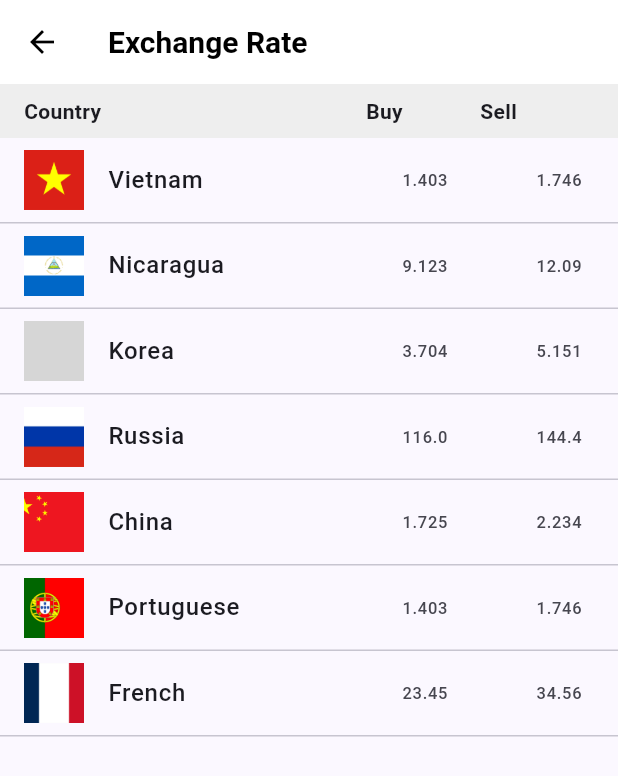
After one commit to tunaIT/Banking_Mobile, a Flutter app: the ExchangeRatePage screen opened directly, on a phone screen of 412 x 824 dp. The commit adds this screen. Shown: the top 776 px of the screen. Run offline on Flutter 3.47's test engine with Material 3 defaults, Android fonts, the phone set to English and light mode, and no system bars; grey boxes are pictures that could not be loaded.

Commit message:
chỉnh sửa và thêm exchange_rate

```diff
--- /dev/null
+++ b/fe/lib/screens/exchange_rate.dart
@@ -0,0 +1,169 @@
+import 'package:flutter/material.dart';
+
+void main() {
+  runApp(const MyApp());
+}
+
+class MyApp extends StatelessWidget {
+  const MyApp({super.key});
+
+  @override
+  Widget build(BuildContext context) {
+    return MaterialApp(
+      debugShowCheckedModeBanner: false,
+      title: 'Exchange Rate',
+      theme: ThemeData(
+        primarySwatch: Colors.blue,
+      ),
+      home: const ExchangeRatePage(),
+    );
+  }
+}
+
+class ExchangeRatePage extends StatefulWidget {
+  const ExchangeRatePage({super.key});
+
+  @override
+  State<ExchangeRatePage> createState() => _ExchangeRatePageState();
+}
+
+class _ExchangeRatePageState extends State<ExchangeRatePage> {
+  // Danh sách tỷ giá
+  final List<Map<String, dynamic>> _exchangeRates = [
+    {
+      'country': 'Vietnam',
+      'flag': 'lib/images/flag_vietnam.png',
+      'buy': '1.403',
+      'sell': '1.746',
+    },
+    {
+      'country': 'Nicaragua',
+      'flag': 'lib/images/flag_nicaragua.png',
+      'buy': '9.123',
+      'sell': '12.09',
+    },
+    {
+      'country': 'Korea',
+      'flag': 'lib/images/flag_korea.png',
+      'buy': '3.704',
+      'sell': '5.151',
+    },
+    {
+      'country': 'Russia',
+      'flag': 'lib/images/flag_russia.png',
+      'buy': '116.0',
+      'sell': '144.4',
+    },
+    {
+      'country': 'China',
+      'flag': 'lib/images/flag_china.png',
+      'buy': '1.725',
+      'sell': '2.234',
+    },
+    {
+      'country': 'Portuguese',
+      'flag': 'lib/images/flag_portuguese.png',
+      'buy': '1.403',
+      'sell': '1.746',
+    },
+    {
+      'country': 'French',
+      'flag': 'lib/images/flag_french.png',
+      'buy': '23.45',
+      'sell': '34.56',
+    },
+  ];
+
+  @override
+  Widget build(BuildContext context) {
+    return Scaffold(
+      appBar: AppBar(
+        backgroundColor: Colors.white,
+        elevation: 0,
+        leading: IconButton(
+          icon: const Icon(Icons.arrow_back, color: Colors.black),
+          onPressed: () {
+            Navigator.pop(context);
+          },
+        ),
+        title: const Text(
+          'Exchange Rate',
+          style: TextStyle(
+            color: Colors.black,
+            fontSize: 20,
+            fontWeight: FontWeight.bold,
+          ),
+        ),
+        centerTitle: false,
+      ),
+      body: Column(
+        children: [
+          // Header
+          Container(
+            padding: const EdgeInsets.symmetric(horizontal: 16, vertical: 8),
+            color: Colors.grey[200],
+            child: Row(
+              mainAxisAlignment: MainAxisAlignment.spaceBetween,
+              children: const [
+                Expanded(flex: 3, child: Text('Country', style: TextStyle(fontWeight: FontWeight.bold))),
+                Expanded(flex: 1, child: Text('Buy', style: TextStyle(fontWeight: FontWeight.bold))),
+                Expanded(flex: 1, child: Text('Sell', style: TextStyle(fontWeight: FontWeight.bold))),
+              ],
+            ),
+          ),
+          // Danh sách tỷ giá
+          Expanded(
+            child: ListView.builder(
+              itemCount: _exchangeRates.length,
+              itemBuilder: (context, index) {
+                final rate = _exchangeRates[index];
+                return _buildExchangeRateTile(
+                  context,
+                  rate['country'],
+                  rate['flag'],
+                  rate['buy'],
+                  rate['sell'],
+                );
+              },
+            ),
+          ),
+        ],
+      ),
+    );
+  }
+
+  Widget _buildExchangeRateTile(
+      BuildContext context,
+      String country,
+      String flagAssetPath,
+      String buy,
+      String sell,
+      ) {
+    return Column(
+      children: [
+        ListTile(
+          leading: SizedBox(
+            width: 40,
+            height: 40,
+            child: Image.asset(
+              flagAssetPath,
+              fit: BoxFit.cover,
+            ),
+          ),
+          title: Text(country, style: const TextStyle(fontWeight: FontWeight.w500)),
+          trailing: SizedBox(
+            width: 120,
+            child: Row(
+              mainAxisAlignment: MainAxisAlignment.spaceBetween,
+              children: [
+                Text(buy),
+                Text(sell),
+              ],
+            ),
+          ),
+        ),
+        const Divider(height: 1),
+      ],
+    );
+  }
+}
```
Also changed, not shown: fe/lib/language.dart (+0 -120 lines).
